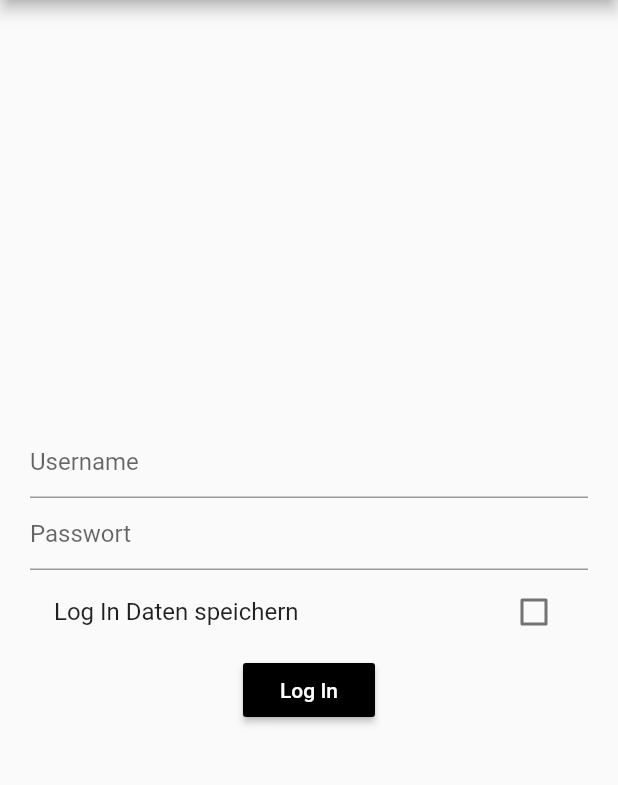
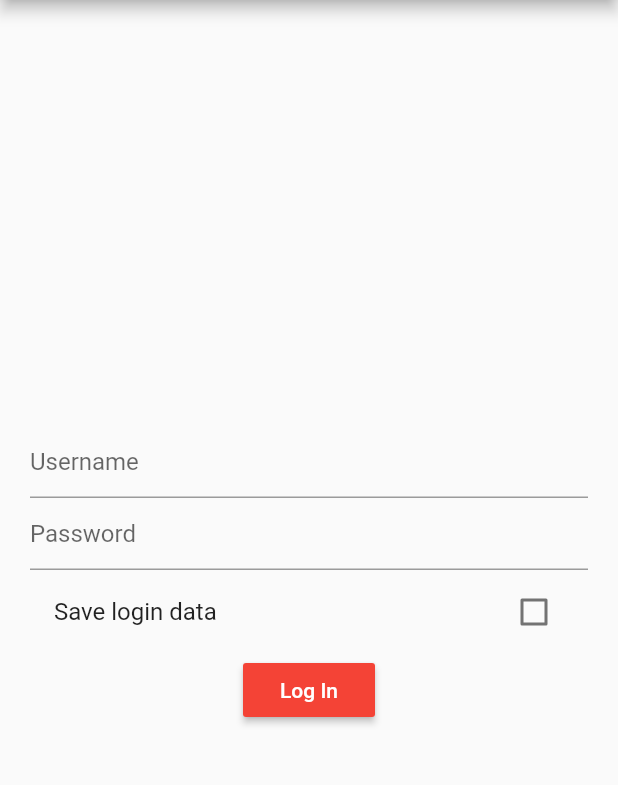
Before and after one commit to mobileappdevhm/concept-team-2-fml-ben, a Flutter app: the LogInPage screen opened directly, on a phone screen of 412 x 824 dp, the part 84-869 px from its top. Run offline on Flutter 3.47's test engine with Material 2 defaults, Android fonts, the phone set to English and light mode, and no system bars; our stand-ins replace shared_preferences; accounts and stored records are empty.

Commit message:
now in english

```diff
--- a/lib/pages/LogIn.dart
+++ b/lib/pages/LogIn.dart
@@ -1,5 +1,3 @@
-import 'dart:convert';
-import 'dart:io';
 import 'dart:async';
 import 'package:shared_preferences/shared_preferences.dart';
 
@@ -19,7 +17,7 @@ class _LogInPageState extends State<LogInPage> {
   final String passID = "password";
 
   String username = "Username";
-  String password = "Passwort";
+  String password = "Password";
 
   TextEditingController userController = new TextEditingController();
   TextEditingController passController = new TextEditingController();
@@ -33,7 +31,7 @@ class _LogInPageState extends State<LogInPage> {
     setState(() {
       // print("isChecked: " + isChecked.toString());
       isChecked = checked;
-      print(" 2. isChecked: " + isChecked.toString());
+      // print(" 2. isChecked: " + isChecked.toString());
     });
   }
 
@@ -61,7 +59,7 @@ class _LogInPageState extends State<LogInPage> {
 
             if (myUsername.isEmpty || myPassword.isEmpty) {
               myUsername = "Username";
-              myPassword = "Passwort";
+              myPassword = "Password";
             }
 
             // if (username != "Username" || password != "Passwort") {
@@ -70,7 +68,7 @@ class _LogInPageState extends State<LogInPage> {
             // }
 
             String obscuredPassword = "";
-            if (myPassword.trim() == "Passwort") {
+            if (myPassword.trim() == "Password") {
               obscuredPassword = myPassword;
             } else {
               for (int i = 0; i < myPassword.length; i++) {
@@ -95,7 +93,7 @@ class _LogInPageState extends State<LogInPage> {
                   controller: passController,
                 ),
                 new CheckboxListTile(
-                  title: new Text("Log In Daten speichern"),
+                  title: new Text("Save login data"),
                   value: isChecked,
                   onChanged: (checked) {
                     onChecked(checked);
@@ -110,7 +108,7 @@ class _LogInPageState extends State<LogInPage> {
                             color: Colors.white,
                           )),
                       onPressed: _logMeIn,
-                      color: Colors.black,
+                      color: Colors.red,
                     ),
                   ],
                 )
```
